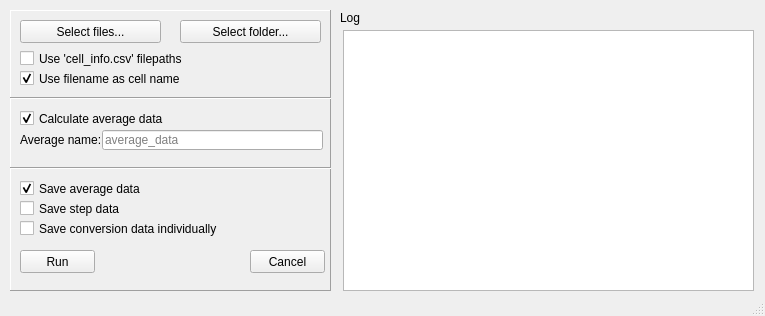
Qt form mainGUI.ui (ovencrab/arbin) before a commit.
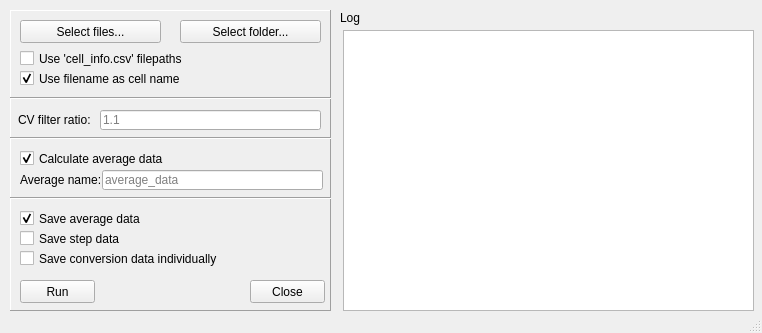
The same form after that commit. Icons and pictures are not drawn.

Commit message: annotated UI script and main.py settings to dict

Patch:
```diff
--- a/mainGUI.ui
+++ b/mainGUI.ui
@@ -6,8 +6,8 @@
    <rect>
     <x>0</x>
     <y>0</y>
-    <width>765</width>
-    <height>316</height>
+    <width>762</width>
+    <height>333</height>
    </rect>
   </property>
   <property name="windowTitle">
@@ -24,7 +24,7 @@
       <x>10</x>
       <y>10</y>
       <width>321</width>
-      <height>281</height>
+      <height>301</height>
      </rect>
     </property>
     <property name="frameShape">
@@ -72,7 +72,7 @@
      <property name="geometry">
       <rect>
        <x>-10</x>
-       <y>80</y>
+       <y>120</y>
        <width>341</width>
        <height>16</height>
       </rect>
@@ -85,7 +85,7 @@
      <property name="geometry">
       <rect>
        <x>10</x>
-       <y>170</y>
+       <y>200</y>
        <width>203</width>
        <height>17</height>
       </rect>
@@ -104,7 +104,7 @@
      <property name="geometry">
       <rect>
        <x>10</x>
-       <y>190</y>
+       <y>220</y>
        <width>203</width>
        <height>17</height>
       </rect>
@@ -120,7 +120,7 @@
      <property name="geometry">
       <rect>
        <x>10</x>
-       <y>210</y>
+       <y>240</y>
        <width>203</width>
        <height>17</height>
       </rect>
@@ -136,7 +136,7 @@
      <property name="geometry">
       <rect>
        <x>-10</x>
-       <y>150</y>
+       <y>180</y>
        <width>341</width>
        <height>16</height>
       </rect>
@@ -168,7 +168,7 @@
      <property name="geometry">
       <rect>
        <x>10</x>
-       <y>100</y>
+       <y>140</y>
        <width>203</width>
        <height>17</height>
       </rect>
@@ -187,7 +187,7 @@
      <property name="geometry">
       <rect>
        <x>92</x>
-       <y>120</y>
+       <y>160</y>
        <width>221</width>
        <height>20</height>
       </rect>
@@ -200,7 +200,7 @@
      <property name="geometry">
       <rect>
        <x>10</x>
-       <y>120</y>
+       <y>160</y>
        <width>81</width>
        <height>20</height>
       </rect>
@@ -216,7 +216,7 @@
      <property name="geometry">
       <rect>
        <x>10</x>
-       <y>240</y>
+       <y>270</y>
        <width>75</width>
        <height>23</height>
       </rect>
@@ -229,13 +229,13 @@
      <property name="geometry">
       <rect>
        <x>240</x>
-       <y>240</y>
+       <y>270</y>
        <width>75</width>
        <height>23</height>
       </rect>
      </property>
      <property name="text">
-      <string>Cancel</string>
+      <string>Close</string>
      </property>
     </widget>
     <widget class="QPushButton" name="folder_button">
@@ -251,6 +251,48 @@
       <string>Select folder...</string>
      </property>
     </widget>
+    <widget class="Line" name="line_3">
+     <property name="geometry">
+      <rect>
+       <x>-10</x>
+       <y>80</y>
+       <width>341</width>
+       <height>16</height>
+      </rect>
+     </property>
+     <property name="orientation">
+      <enum>Qt::Horizontal</enum>
+     </property>
+    </widget>
+    <widget class="QLineEdit" name="cv_filter_edit">
+     <property name="geometry">
+      <rect>
+       <x>90</x>
+       <y>100</y>
+       <width>221</width>
+       <height>20</height>
+      </rect>
+     </property>
+     <property name="placeholderText">
+      <string>1.1</string>
+     </property>
+    </widget>
+    <widget class="QLabel" name="label_3">
+     <property name="geometry">
+      <rect>
+       <x>8</x>
+       <y>100</y>
+       <width>81</width>
+       <height>20</height>
+      </rect>
+     </property>
+     <property name="toolTip">
+      <string>For identifying CV steps. The ratio of the current at the start compared to the end of each CV step must be greater than this value.</string>
+     </property>
+     <property name="text">
+      <string>CV filter ratio:</string>
+     </property>
+    </widget>
    </widget>
    <widget class="QTextEdit" name="log">
     <property name="geometry">
@@ -258,7 +300,7 @@
       <x>343</x>
       <y>30</y>
       <width>411</width>
-      <height>261</height>
+      <height>281</height>
      </rect>
     </property>
     <property name="readOnly">
```
Left out of the diff: 4 changed lines with no effect on the pictures. The commit also changes 2 other files.
